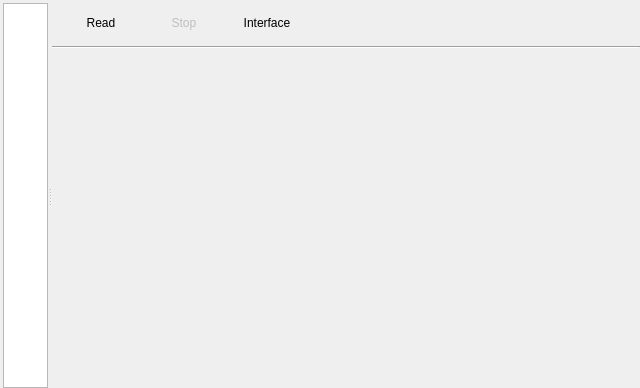
First picture: the form in zbyrator-src/startexchange.ui, repository KTS-Intek/quick-collect, before the edit.
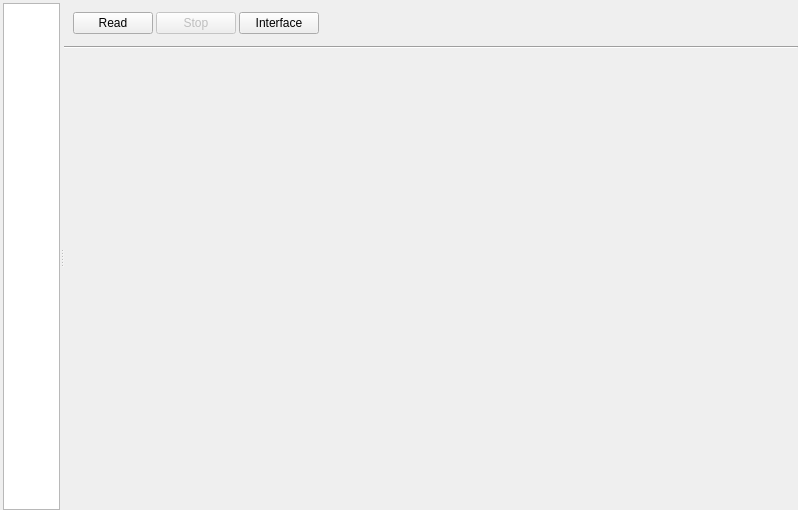
Second picture: the form after the edit. Icons and pictures are not drawn.

What changed in the file:
```diff
--- a/zbyrator-src/startexchange.ui
+++ b/zbyrator-src/startexchange.ui
@@ -6,8 +6,8 @@
    <rect>
     <x>0</x>
     <y>0</y>
-    <width>640</width>
-    <height>388</height>
+    <width>798</width>
+    <height>510</height>
    </rect>
   </property>
   <property name="sizePolicy">
@@ -129,7 +129,7 @@
            <rect>
             <x>0</x>
             <y>0</y>
-            <width>598</width>
+            <width>744</width>
             <height>32</height>
            </rect>
           </property>
@@ -188,7 +188,7 @@
                     <normaloff>:/katynko/svg/flag-green.svg</normaloff>:/katynko/svg/flag-green.svg</iconset>
                   </property>
                   <property name="flat">
-                   <bool>true</bool>
+                   <bool>false</bool>
                   </property>
                  </widget>
                 </item>
@@ -208,7 +208,7 @@
                  <normaloff>:/katynko/svg/edit-delete.svg</normaloff>:/katynko/svg/edit-delete.svg</iconset>
                </property>
                <property name="flat">
-                <bool>true</bool>
+                <bool>false</bool>
                </property>
               </widget>
              </item>
@@ -222,7 +222,7 @@
                  <normaloff>:/katynko/svg/network-disconnect.svg</normaloff>:/katynko/svg/network-disconnect.svg</iconset>
                </property>
                <property name="flat">
-                <bool>true</bool>
+                <bool>false</bool>
                </property>
               </widget>
              </item>
```
